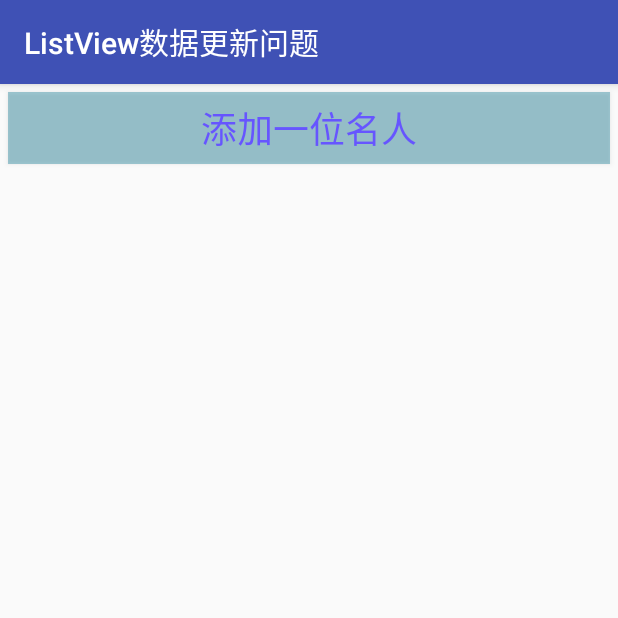
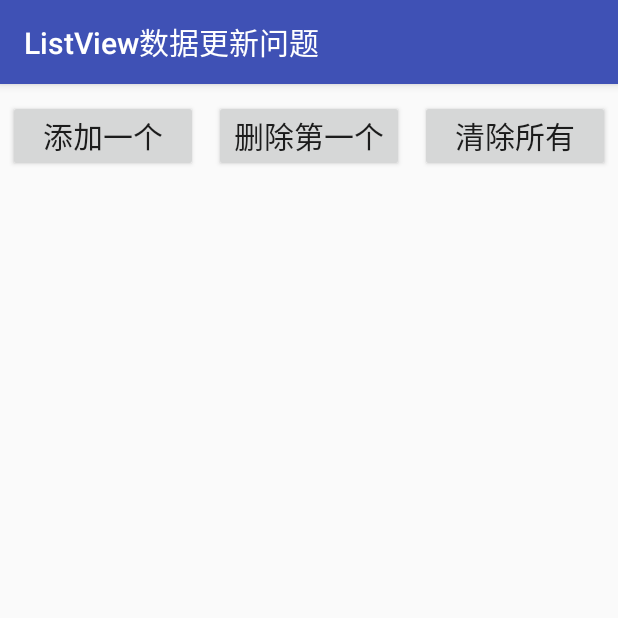
Before and after one commit to LinTeX9527/AndroidStudyNote, an Android app: the TestListViewUpdateActivity screen opened directly, with no data from a screen before it, on a phone screen of 412 x 824 dp, the top half of it. Run offline under Robolectric (Android 15) with nearby library versions, the phone set to English and light mode, and no system bars.

Commit message:
Adapter中更新数据，然后调用notifyDataSetChanged() 来通知ListView 更新视图

```diff
--- a/runoob/src/main/java/com/lintex9527/runoob/TestListViewUpdateActivity.java
+++ b/runoob/src/main/java/com/lintex9527/runoob/TestListViewUpdateActivity.java
@@ -5,6 +5,7 @@ import android.support.v7.app.AppCompatActivity;
 import android.os.Bundle;
 import android.util.Log;
 import android.view.View;
+import android.widget.AdapterView;
 import android.widget.Button;
 import android.widget.ListView;
 import android.widget.TextView;
@@ -26,6 +27,8 @@ public class TestListViewUpdateActivity extends AppCompatActivity {
     private int count = 0;
     // View
     private Button btnAddPerson;
+    private Button btnDelPerson;
+    private Button btnClearPerson;
     private ListView listViewPersons;
 
     // Model
@@ -52,8 +55,52 @@ public class TestListViewUpdateActivity extends AppCompatActivity {
 
         // View
         btnAddPerson = (Button) findViewById(R.id.btnAddPerson);
+        btnDelPerson = (Button) findViewById(R.id.btnDelPerson);
+        btnClearPerson = (Button) findViewById(R.id.btnClearPerson);
         listViewPersons = (ListView) findViewById(R.id.listviewPersons);
         listViewPersons.setAdapter(mPersonAdapter);
+        listViewPersons.setOnItemClickListener(new AdapterView.OnItemClickListener() {
+            @Override
+            public void onItemClick(AdapterView<?> parent, View view, int position, long id) {
+                StringBuilder stringBuilder = new StringBuilder();
+                stringBuilder.append("onItemClick(), position = " + position + ", id = " + id);
+                Log.d(TAG, stringBuilder.toString());
+                Toast.makeText(getBaseContext(), stringBuilder.toString(), Toast.LENGTH_SHORT).show();
+            }
+        });
+
+        listViewPersons.setOnItemLongClickListener(new AdapterView.OnItemLongClickListener() {
+            @Override
+            public boolean onItemLongClick(AdapterView<?> parent, View view, int position, long id) {
+
+                StringBuilder stringBuilder = new StringBuilder();
+                stringBuilder.append("onItemLongClick(), position = " + position + ", id = " + id);
+                Log.d(TAG, stringBuilder.toString());
+                Toast.makeText(getBaseContext(), stringBuilder.toString(), Toast.LENGTH_SHORT).show();
+
+                return false;
+            }
+        });
+
+        listViewPersons.setOnItemSelectedListener(new AdapterView.OnItemSelectedListener() {
+            @Override
+            public void onItemSelected(AdapterView<?> parent, View view, int position, long id) {
+
+                StringBuilder stringBuilder = new StringBuilder();
+                stringBuilder.append("onItemSelected(), position = " + position + ", id = " + id);
+                Log.d(TAG, stringBuilder.toString());
+                Toast.makeText(getBaseContext(), stringBuilder.toString(), Toast.LENGTH_SHORT).show();
+            }
+
+            @Override
+            public void onNothingSelected(AdapterView<?> parent) {
+                StringBuilder stringBuilder = new StringBuilder();
+                stringBuilder.append("onNothingSelected()");
+                Log.d(TAG, stringBuilder.toString());
+                Toast.makeText(getBaseContext(), stringBuilder.toString(), Toast.LENGTH_SHORT).show();
+
+            }
+        });
 
 
         // 给按钮添加事件监听器
@@ -61,21 +108,42 @@ public class TestListViewUpdateActivity extends AppCompatActivity {
             @Override
             public void onClick(View v) {
                 if (count < MAX_NUM_OF_PERSON) {
-                    count++;
 
-                    if (count == 1) {
+
+                    if (count == 0) {
                         mPersonAdapter.addPerson(new Person(R.drawable.caocao, "曹操", "对酒当歌，人生几何"));
                     }
-                    if (count == 2) {
+                    if (count == 1) {
                         mPersonAdapter.addPerson(new Person(R.drawable.wangyangming, "王阳明", "致良知"));
                     }
-                    if (count == 3) {
+                    if (count == 2) {
                         mPersonAdapter.addPerson(new Person(R.drawable.jinyong, "金庸", "飞雪连天射白鹿，笑书神侠倚碧鸳"));
                     }
+                    count++;
                 } else {
                     Toast.makeText(getBaseContext(), "超过上限，不太会再添加", Toast.LENGTH_SHORT).show();
                 }
             }
         });
+
+        btnDelPerson.setOnClickListener(new View.OnClickListener() {
+            @Override
+            public void onClick(View v) {
+                if ( (count > 0) && (count <= MAX_NUM_OF_PERSON) ) {
+                    mPersonAdapter.deletePerson(0);
+                    count--;
+                } else {
+                    Toast.makeText(getBaseContext(), "无效的id", Toast.LENGTH_SHORT).show();
+                }
+            }
+        });
+
+        btnClearPerson.setOnClickListener(new View.OnClickListener() {
+            @Override
+            public void onClick(View v) {
+                mPersonAdapter.clearPerson();
+                count = 0;
+            }
+        });
     }
 }
--- a/runoob/src/main/res/layout/activity_test_list_view_update.xml
+++ b/runoob/src/main/res/layout/activity_test_list_view_update.xml
@@ -7,16 +7,49 @@
     android:orientation="vertical"
     tools:context=".TestListViewUpdateActivity">
 
-    <Button
-        android:id="@+id/btnAddPerson"
+    <LinearLayout
         android:layout_width="match_parent"
         android:layout_height="wrap_content"
-        android:text="添加一位名人"
-        android:textSize="24sp"
-        android:textColor="#FF6655FF"
-        android:background="#661A7F99"
-        android:layout_margin="5dp"
-        />
+        android:layout_marginTop="5dp"
+        android:layout_marginBottom="5dp"
+        >
+
+        <Button
+            android:id="@+id/btnAddPerson"
+            android:layout_width="0dp"
+            android:layout_height="wrap_content"
+            android:layout_weight="1"
+            android:text="添加一个"
+            android:textSize="20sp"
+            android:layout_margin="5dp"
+            android:padding="5dp"
+            />
+
+        <Button
+            android:id="@+id/btnDelPerson"
+            android:layout_width="0dp"
+            android:layout_height="wrap_content"
+            android:layout_weight="1"
+            android:text="删除第一个"
+            android:textSize="20sp"
+            android:layout_margin="5dp"
+            android:padding="5dp"
+            />
+
+
+        <Button
+            android:id="@+id/btnClearPerson"
+            android:layout_width="0dp"
+            android:layout_height="wrap_content"
+            android:layout_weight="1"
+            android:text="清除所有"
+            android:textSize="20sp"
+            android:layout_margin="5dp"
+            android:padding="5dp"
+            />
+
+    </LinearLayout>
+
 
     <ListView
         android:id="@+id/listviewPersons"
```
Also changed, not shown: runoob/src/main/java/com/lintex9527/controller/PersonAdapter.java (+32 -0 lines).
